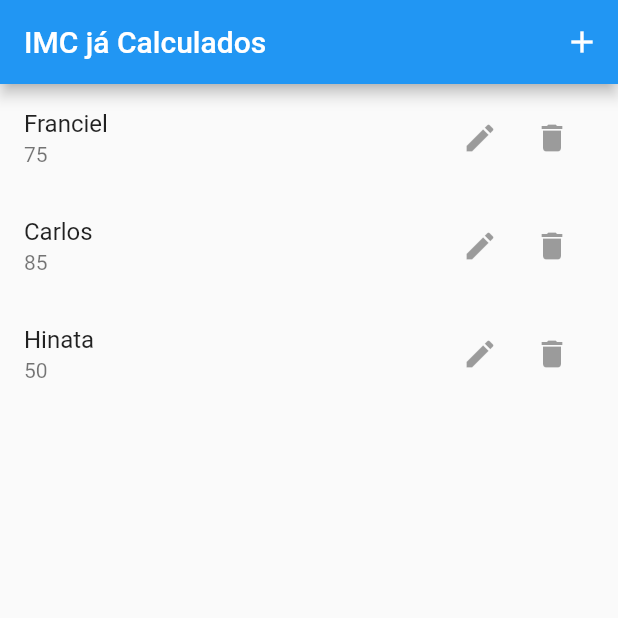
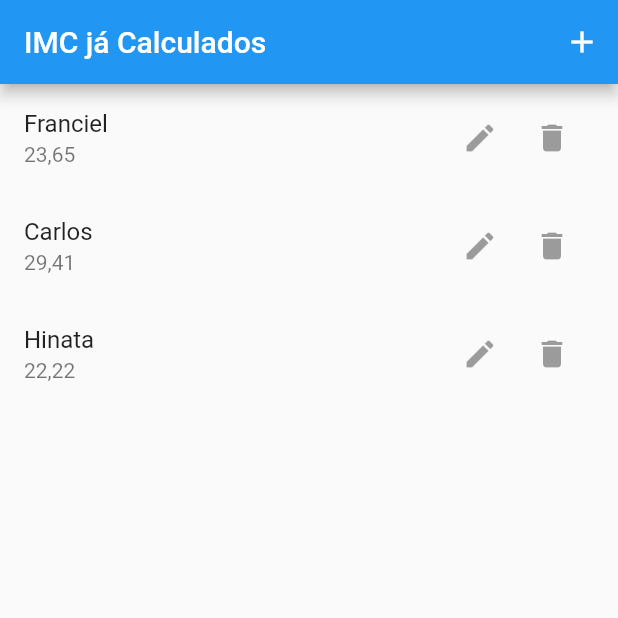
Before and after one commit to Francielxyz/ProjetoVSMobile, a Flutter app: the screen it shows after launch, on a phone screen of 412 x 824 dp, the top half of it. Run offline on Flutter 3.47's test engine with Material 2 defaults, Android fonts, the phone set to English and light mode, and no system bars.

Commit message:
Verificando funcionamento do git

```diff
--- a/projeto_franciel_mobile/lib/app/view/lista_IMC.dart
+++ b/projeto_franciel_mobile/lib/app/view/lista_IMC.dart
@@ -26,7 +26,7 @@ class ListarIMC extends StatelessWidget {
               var imc = lista[i];
               return ListTile(
                 title: Text(imc['nome']),
-                subtitle: Text(imc['kg']),
+                subtitle: Text(imc['IMC']),
 
                 trailing: Container(
                 width: 100,
```
